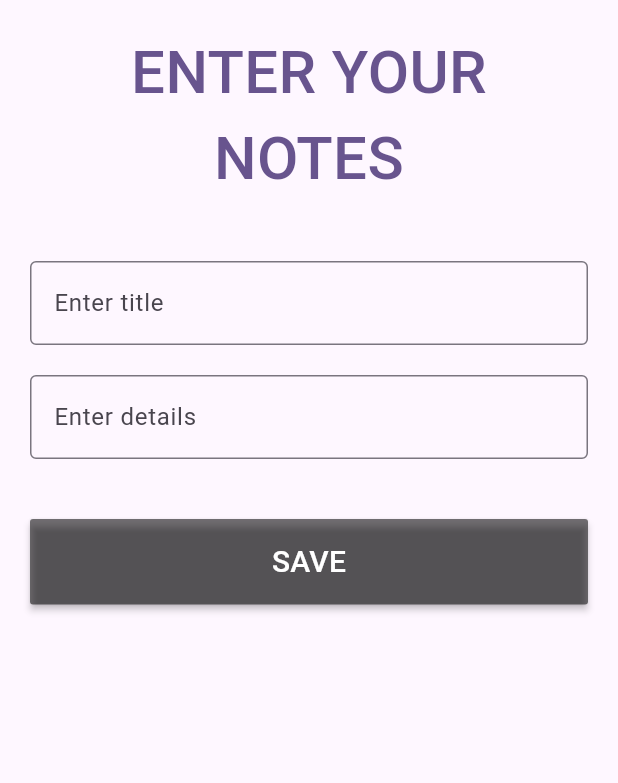
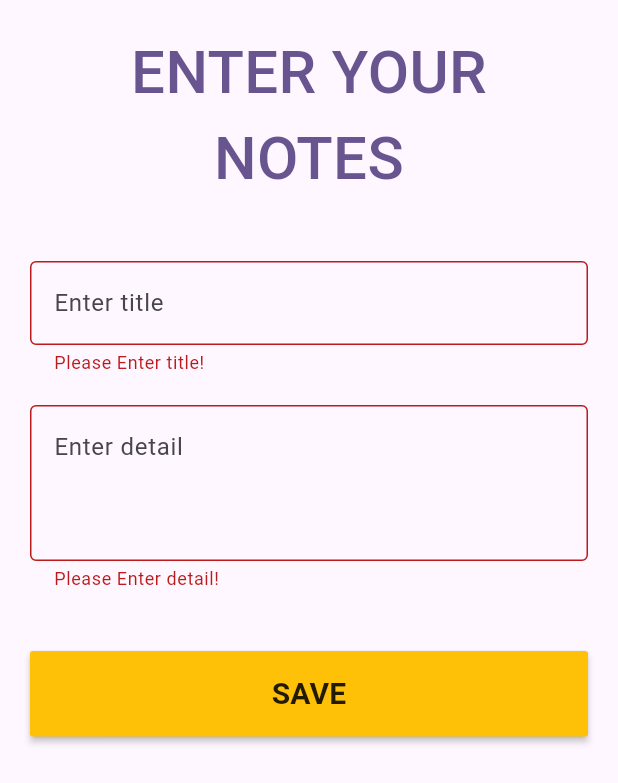
Before and after one commit to deepak20001/cubit_NotesApp, a Flutter app: the screen it shows after launch, after a tap on "SAVE", on a phone screen of 412 x 824 dp. Shown: the top 783 px of the screen. Run offline on Flutter 3.47's test engine with Material 3 defaults, Android fonts, the light colour scheme and no system bars; our stand-ins replace flutter_bloc.

Commit message:
- added cubit - created methods in cubit to validate form

```diff
--- /dev/null
+++ b/lib/cubit/addNotesCubit.dart
@@ -0,0 +1,32 @@
+import 'package:flutter/material.dart';
+import 'package:flutter_bloc/flutter_bloc.dart';
+
+class AddNotesCubit extends Cubit<String> {
+  AddNotesCubit() : super("start");
+
+  final titleController = TextEditingController();
+  final detailController = TextEditingController();
+  final formKey = GlobalKey<FormState>();
+
+  void submit() {
+    if (formKey.currentState!.validate()) {
+      debugPrint(titleController.text);
+    }
+  }
+
+  String? titleValidator(String? value) {
+    if (value!.isEmpty) {
+      return "Please Enter title!";
+    } else {
+      return null;
+    }
+  }
+
+  String? detailValidator(String? value) {
+    if (value!.isEmpty) {
+      return "Please Enter detail!";
+    } else {
+      return null;
+    }
+  }
+}
--- a/lib/main.dart
+++ b/lib/main.dart
@@ -1,5 +1,7 @@
+import 'package:cubit_notes_app/cubit/addNotesCubit.dart';
 import 'package:flutter/material.dart';
-import 'pages/home_page.dart';
+import 'package:flutter_bloc/flutter_bloc.dart';
+import 'pages/homePage.dart';
 
 void main() {
   runApp(const MyApp());
@@ -11,7 +13,9 @@ class MyApp extends StatelessWidget {
   // This widget is the root of your application.
   @override
   Widget build(BuildContext context) {
-    return MaterialApp(
+    return BlocProvider(
+      create: (context) => AddNotesCubit(),
+      child: MaterialApp(
         title: 'Flutter Demo',
         debugShowCheckedModeBanner: false,
         theme: ThemeData(
@@ -19,6 +23,7 @@ class MyApp extends StatelessWidget {
           useMaterial3: true,
         ),
         home: const HomePage(),
+      ),
     );
   }
 }
--- /dev/null
+++ b/lib/pages/homePage.dart
@@ -0,0 +1,76 @@
+import 'package:flutter/material.dart';
+import 'package:flutter_bloc/flutter_bloc.dart';
+import '../cubit/addNotesCubit.dart';
+
+class HomePage extends StatelessWidget {
+  const HomePage({super.key});
+
+  @override
+  Widget build(BuildContext context) {
+    final addNotesCubit = BlocProvider.of<AddNotesCubit>(context);
+
+    return Scaffold(
+      body: SafeArea(
+        child: SingleChildScrollView(
+          child: Padding(
+            padding: const EdgeInsets.all(20.0),
+            child: Form(
+              key: addNotesCubit.formKey,
+              child: Column(
+                children: <Widget>[
+                  Text(
+                    "ENTER YOUR \nNOTES",
+                    textAlign: TextAlign.center,
+                    style: TextStyle(
+                      fontSize: 40,
+                      fontWeight: FontWeight.w500,
+                      color: Theme.of(context).primaryColor,
+                    ),
+                  ),
+                  const SizedBox(height: 40),
+                  TextFormField(
+                    controller: addNotesCubit.titleController,
+                    validator: addNotesCubit.titleValidator,
+                    decoration: const InputDecoration(
+                      hintText: "Enter title",
+                      border: OutlineInputBorder(),
+                    ),
+                  ),
+                  const SizedBox(height: 20),
+                  TextFormField(
+                    controller: addNotesCubit.detailController,
+                    validator: addNotesCubit.detailValidator,
+                    minLines: 3,
+                    maxLines: null,
+                    decoration: const InputDecoration(
+                      hintText: "Enter detail",
+                      border: OutlineInputBorder(),
+                    ),
+                  ),
+                  const SizedBox(height: 40),
+                  MaterialButton(
+                    color: Colors.amber,
+                    minWidth: double.infinity,
+                    onPressed: () {
+                      addNotesCubit.submit();
+                    },
+                    child: const Padding(
+                      padding: EdgeInsets.all(14.0),
+                      child: Text(
+                        "SAVE",
+                        style: TextStyle(
+                          fontWeight: FontWeight.w600,
+                          fontSize: 20,
+                        ),
+                      ),
+                    ),
+                  )
+                ],
+              ),
+            ),
+          ),
+        ),
+      ),
+    );
+  }
+}
--- a/lib/pages/home_page.dart
+++ /dev/null
@@ -1,59 +0,0 @@
-import 'package:flutter/material.dart';
-
-class HomePage extends StatelessWidget {
-  const HomePage({super.key});
-
-  @override
-  Widget build(BuildContext context) {
-    return Scaffold(
-      body: SafeArea(
-        child: Padding(
-          padding: const EdgeInsets.all(20.0),
-          child: Column(
-            children: <Widget>[
-              Text(
-                "ENTER YOUR \nNOTES",
-                textAlign: TextAlign.center,
-                style: TextStyle(
-                  fontSize: 40,
-                  fontWeight: FontWeight.w500,
-                  color: Theme.of(context).primaryColor,
-                ),
-              ),
-              const SizedBox(height: 40),
-              TextFormField(
-                decoration: const InputDecoration(
-                  hintText: "Enter title",
-                  border: OutlineInputBorder(),
-                ),
-              ),
-              const SizedBox(height: 20),
-              TextFormField(
-                decoration: const InputDecoration(
-                  hintText: "Enter details",
-                  border: OutlineInputBorder(),
-                ),
-              ),
-              const SizedBox(height: 40),
-              MaterialButton(
-                color: Colors.black54,
-                minWidth: double.infinity,
-                onPressed: () {},
-                child: const Padding(
-                  padding: EdgeInsets.all(14.0),
-                  child: Text(
-                    "SAVE",
-                    style: TextStyle(
-                      color: Colors.white,
-                      fontSize: 20,
-                    ),
-                  ),
-                ),
-              )
-            ],
-          ),
-        ),
-      ),
-    );
-  }
-}
```
Lines whose indentation alone changed are shown as unchanged.
